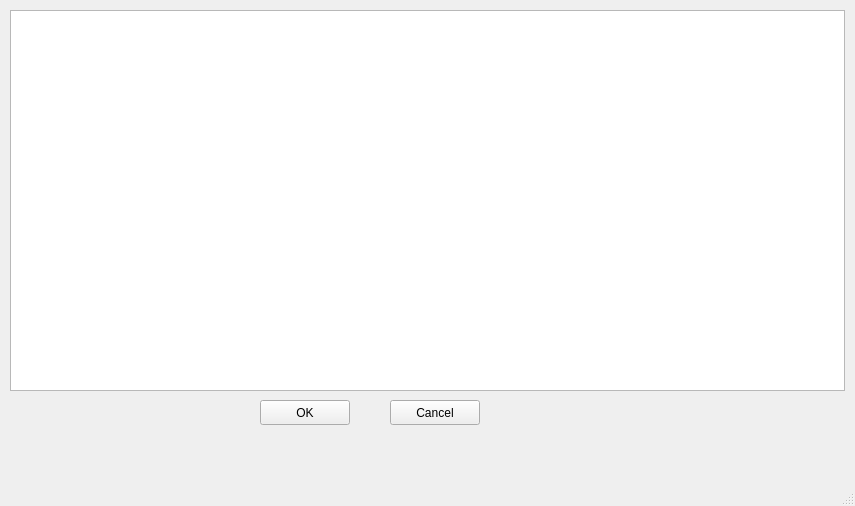
Above: Linker.ui from rmlockwood/FLExTrans before the change. Below: the same form after it.
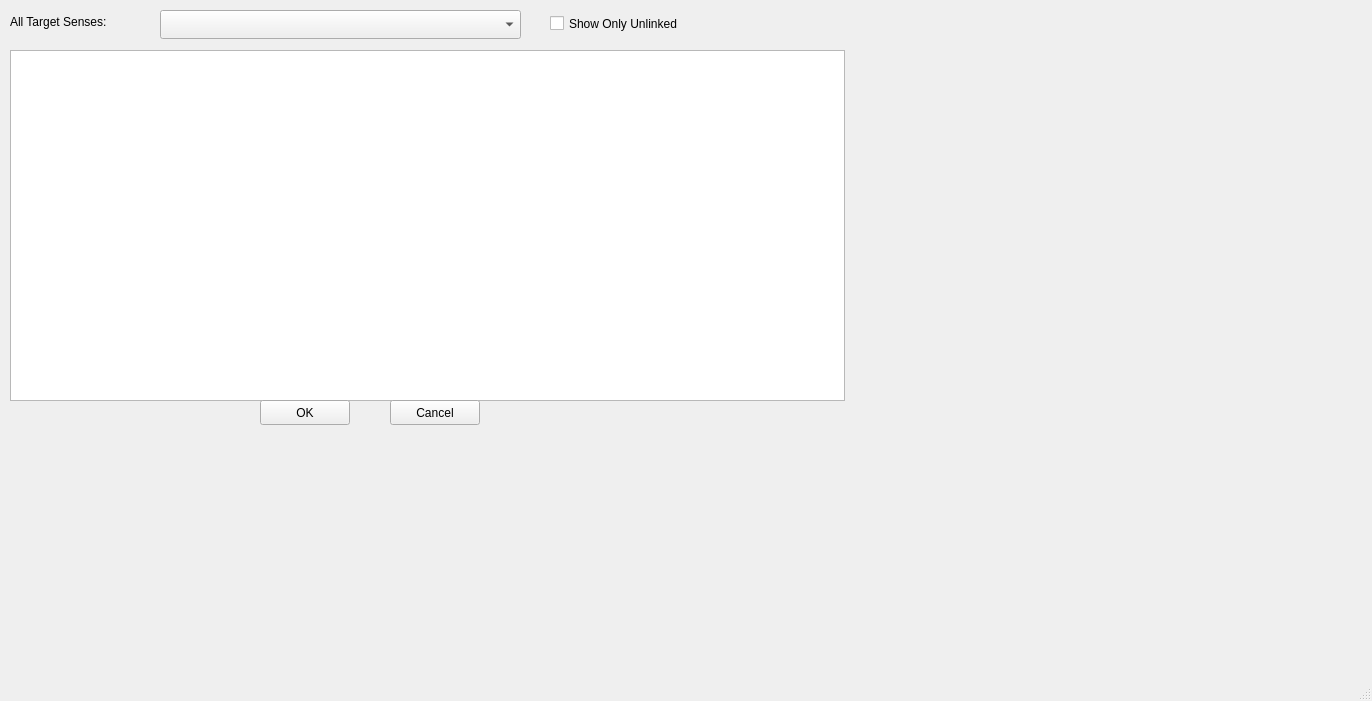
That is the form after the change.

Commit message:
Major overhaul.
Use class objects to model the link information. Allow the user to link
any sense in the text not just the unlinked ones matched a gloss as
before. Also use a fuzzy compare logic for near matches on gloss to give
more suggestions. Now a list of target senses is provided which can be
used as the sense to link to for any source sense. Also, handle variants
of senses.

Diff of the .ui file:
```diff
--- a/Linker.ui
+++ b/Linker.ui
@@ -6,10 +6,16 @@
    <rect>
     <x>0</x>
     <y>0</y>
-    <width>855</width>
-    <height>506</height>
+    <width>1372</width>
+    <height>701</height>
    </rect>
   </property>
+  <property name="sizePolicy">
+   <sizepolicy hsizetype="Preferred" vsizetype="Preferred">
+    <horstretch>0</horstretch>
+    <verstretch>0</verstretch>
+   </sizepolicy>
+  </property>
   <property name="windowTitle">
    <string>FLExTrans Sense Linker Tool</string>
   </property>
@@ -18,9 +24,9 @@
     <property name="geometry">
      <rect>
       <x>10</x>
-      <y>10</y>
+      <y>50</y>
       <width>835</width>
-      <height>381</height>
+      <height>351</height>
      </rect>
     </property>
    </widget>
@@ -50,6 +56,48 @@
      <string>Cancel</string>
     </property>
    </widget>
+   <widget class="QComboBox" name="targetLexCombo">
+    <property name="geometry">
+     <rect>
+      <x>160</x>
+      <y>10</y>
+      <width>361</width>
+      <height>29</height>
+     </rect>
+    </property>
+    <property name="toolTip">
+     <string>After selecting the desired sense here, double-click in the target head word column for the desired row to copy it.</string>
+    </property>
+    <property name="layoutDirection">
+     <enum>Qt::LeftToRight</enum>
+    </property>
+   </widget>
+   <widget class="QCheckBox" name="FilterCheckBox">
+    <property name="geometry">
+     <rect>
+      <x>550</x>
+      <y>10</y>
+      <width>221</width>
+      <height>27</height>
+     </rect>
+    </property>
+    <property name="text">
+     <string>Show Only Unlinked</string>
+    </property>
+   </widget>
+   <widget class="QLabel" name="label">
+    <property name="geometry">
+     <rect>
+      <x>10</x>
+      <y>10</y>
+      <width>151</width>
+      <height>23</height>
+     </rect>
+    </property>
+    <property name="text">
+     <string>All Target Senses:</string>
+    </property>
+   </widget>
   </widget>
   <widget class="QMenuBar" name="menubar">
    <property name="geometry">
```
Left out of the diff: 4 changed lines with no effect on the pictures. The commit also changes 2 other files.
